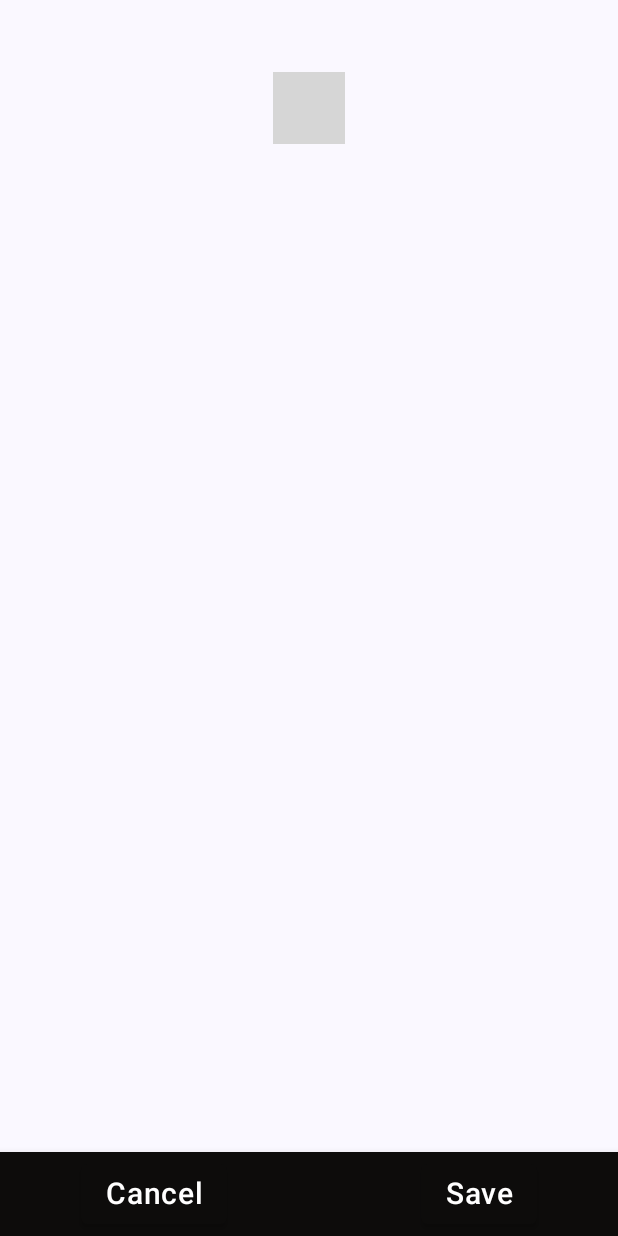
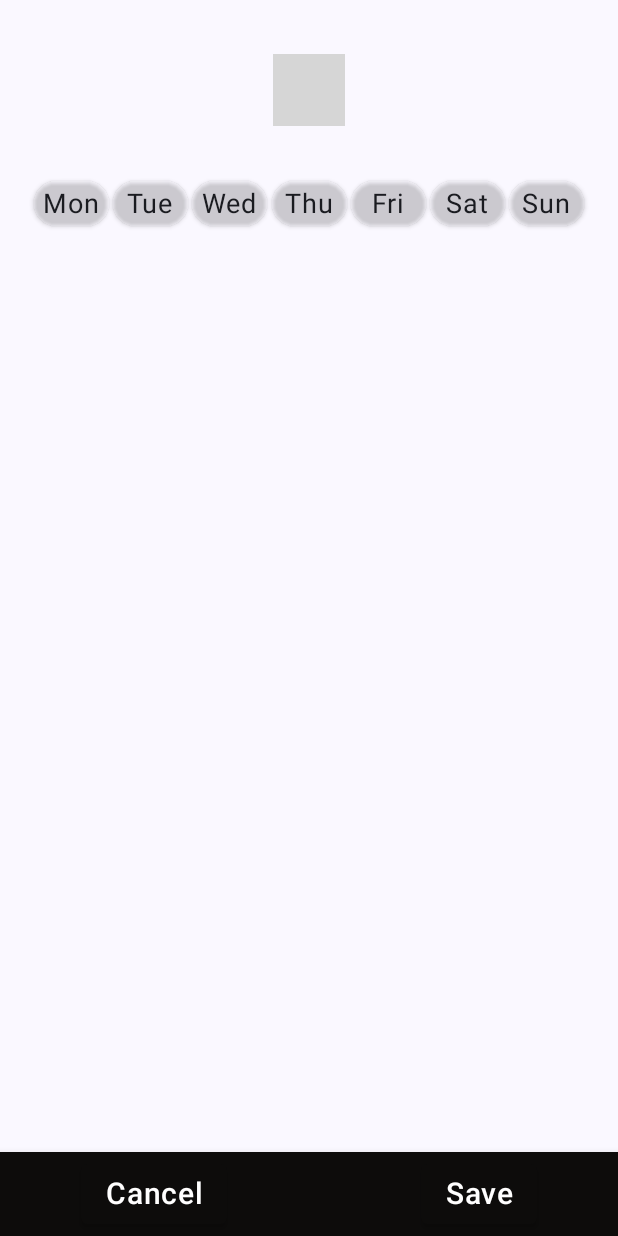
Before and after one commit to Numan52/GameClock, an Android app built with Jetpack Compose: the screen it shows after launch (MainActivity), after a tap on "add alarm", on a phone screen of 412 x 824 dp. Run offline under Robolectric (Android 15) with nearby library versions, the phone set to English and light mode, and no system bars; libraries missing offline, so code that uses them is left out: com.chargemap.compose; 3 statements that could not run were skipped; grey boxes are pictures that could not be loaded.

Commit message:
added DayPicker in AlarmDetailsScreen

```diff
--- a/app/src/main/java/com/example/gameclock/screens/AlarmDetailsScreen.kt
+++ b/app/src/main/java/com/example/gameclock/screens/AlarmDetailsScreen.kt
@@ -6,14 +6,36 @@ import android.app.PendingIntent
 import android.content.Context
 import android.content.Intent
 import android.util.Log
+import androidx.compose.foundation.BorderStroke
 import androidx.compose.foundation.layout.Arrangement
+import androidx.compose.foundation.layout.Box
 import androidx.compose.foundation.layout.Column
+import androidx.compose.foundation.background
+import androidx.compose.foundation.border
+import androidx.compose.foundation.clickable
+import androidx.compose.foundation.layout.Box
+import androidx.compose.foundation.layout.PaddingValues
+import androidx.compose.foundation.layout.Row
+import androidx.compose.foundation.layout.fillMaxWidth
+import androidx.compose.foundation.layout.padding
+import androidx.compose.foundation.shape.CircleShape
+import androidx.compose.material3.Text
+import androidx.compose.runtime.mutableStateOf
+import androidx.compose.runtime.remember
+import androidx.compose.ui.graphics.Color
+import androidx.compose.ui.unit.dp
+import androidx.compose.ui.unit.sp
 
 import androidx.compose.foundation.layout.Spacer
 import androidx.compose.foundation.layout.fillMaxSize
+import androidx.compose.foundation.layout.fillMaxWidth
 import androidx.compose.foundation.layout.height
 import androidx.compose.foundation.layout.padding
 import androidx.compose.foundation.layout.size
+import androidx.compose.foundation.layout.width
+import androidx.compose.foundation.shape.RoundedCornerShape
+import androidx.compose.material.Button
+import androidx.compose.material.ButtonDefaults
 import androidx.compose.material3.MaterialTheme
 import androidx.compose.material3.Scaffold
 import androidx.compose.material3.Text
@@ -66,7 +88,7 @@ fun SetAlarmScreen(
             verticalArrangement = Arrangement.Top,
             modifier = Modifier
                 .fillMaxSize()
-                .padding(32.dp)
+                .padding(20.dp)
         ) {
             Spacer(modifier = Modifier.height(16.dp))
 
@@ -74,9 +96,14 @@ fun SetAlarmScreen(
 
             Spacer(modifier = Modifier.height(16.dp))
 
+            Box(
+                modifier = Modifier
+            ) {
+                DayPicker()
+
+            }
         }
     }
-
 }
 
 @Composable
@@ -104,6 +131,73 @@ fun TimePicker() {
 }
 
 
+@Composable
+fun AlarmSettings() {
+    Box(
+        modifier = Modifier
+            .height(150.dp)
+            .fillMaxWidth()
+    )
+    {
+
+    }
+}
+
+@Composable
+fun DayPicker() {
+    val daysOfWeek = listOf("Mon", "Tue", "Wed", "Thu", "Fri", "Sat", "Sun")
+    val selectedDays = remember { mutableStateOf(setOf<String>()) }
+
+    Row(
+        modifier = Modifier
+            .fillMaxWidth()
+            .padding(top = 20.dp),
+        horizontalArrangement = Arrangement.SpaceEvenly
+    ) {
+        daysOfWeek.forEach { day ->
+            val isSelected = selectedDays.value.contains(day)
+            Button(
+                onClick = {
+                      if (isSelected) {
+                          selectedDays.value -= day
+                      } else {
+                          selectedDays.value += day
+                      }
+                },
+                colors = ButtonDefaults.buttonColors(
+                    backgroundColor = Color.Transparent
+                ),
+                //elevation = ButtonDefaults.elevation(0.dp),
+                contentPadding = PaddingValues(horizontal = 6.dp),
+                shape = RoundedCornerShape(50),
+                modifier = Modifier
+                    .height(30.dp)
+                    .width(50.dp),
+
+                border = if (isSelected) BorderStroke(2.dp, Color.Blue) else BorderStroke(1.dp, Color.Transparent)
+
+
+            ) {
+                Text(
+                    text = day,
+                    fontSize = 18.sp
+                )
+            }
+        }
+    }
+}
+
+@Composable
+fun AlarmTone() {
+    Row(
+        Modifier
+            .fillMaxWidth()
+
+    ) {
+
+    }
+}
+
 
 @SuppressLint("ScheduleExactAlarm")
 private fun setAlarm(context: Context, hour: Int, minute: Int) {
```
